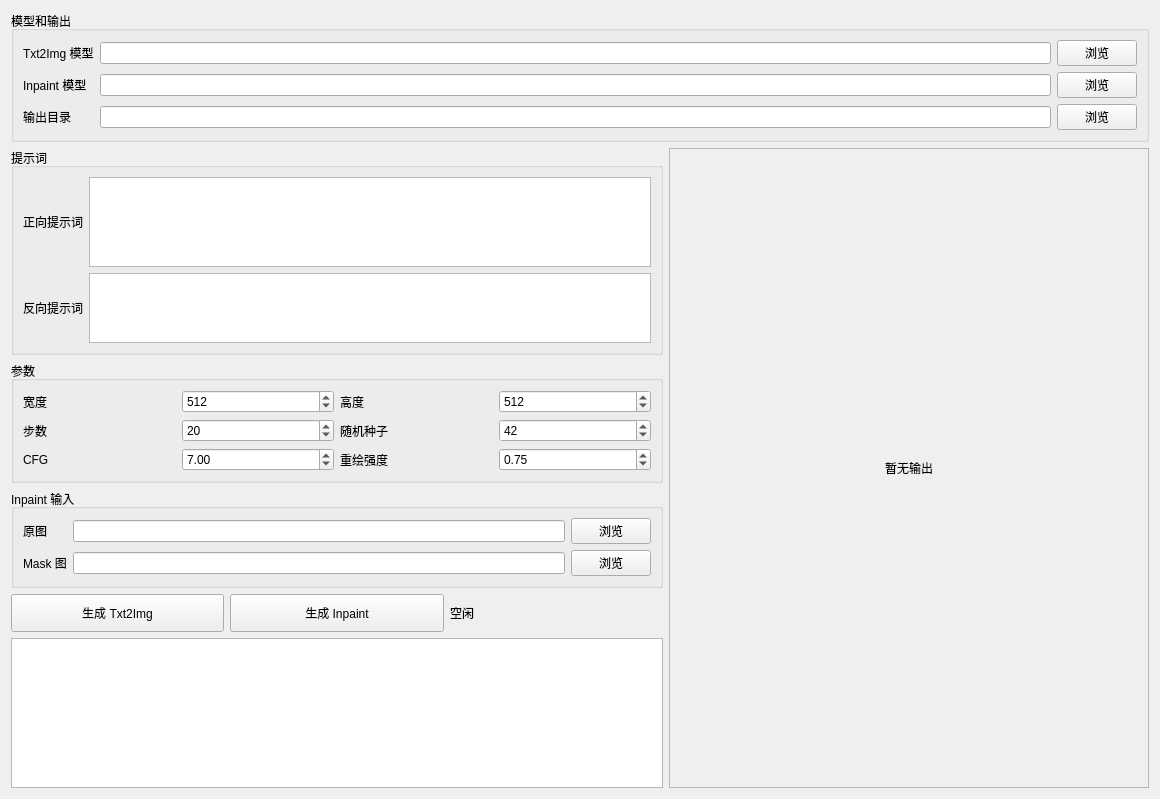
HaiwenMeng/SD_Project, file TestSDDemo/widget.ui: the form before one commit.
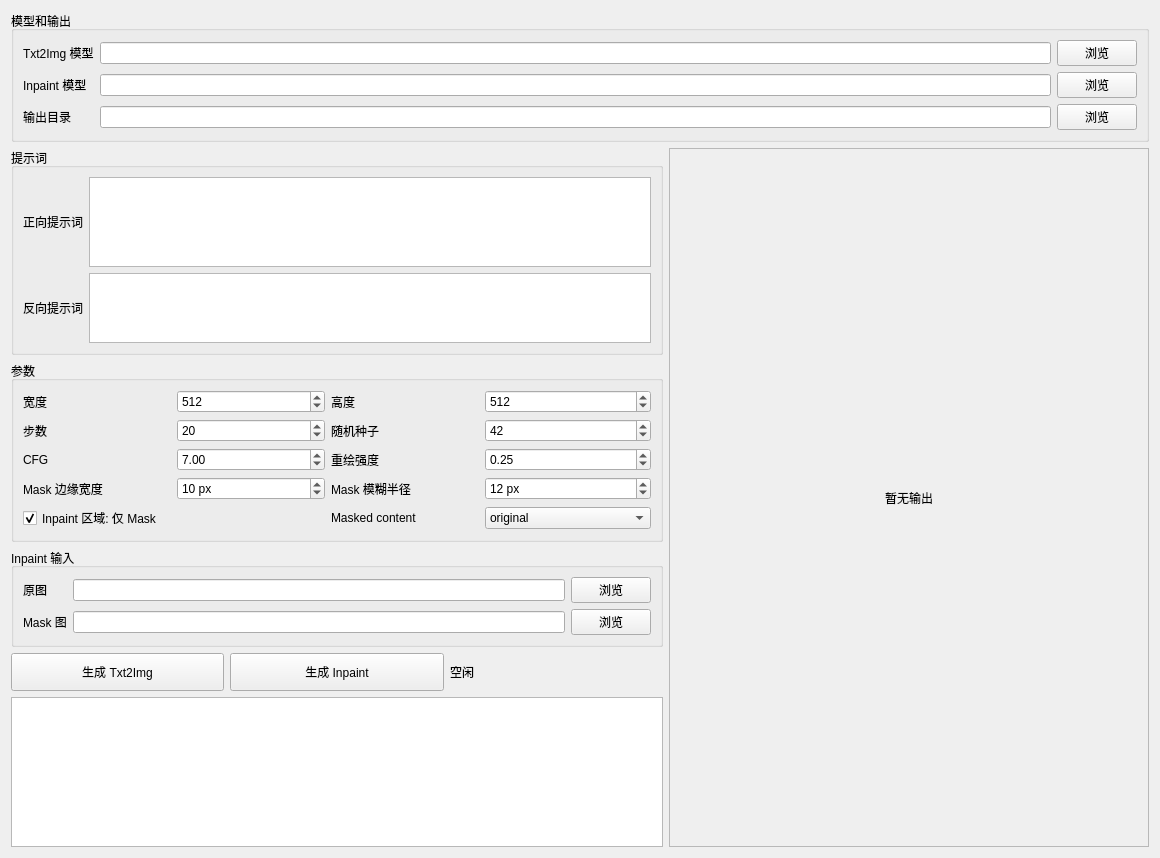
The form after the commit.

Commit message: 添加mask预处理

Patch:
```diff
--- a/TestSDDemo/widget.ui
+++ b/TestSDDemo/widget.ui
@@ -261,13 +261,90 @@
              <double>0.050000000000000</double>
             </property>
             <property name="value">
-             <double>0.750000000000000</double>
+              <double>0.250000000000000</double>
             </property>
-           </widget>
-          </item>
-         </layout>
-        </widget>
-       </item>
+            </widget>
+           </item>
+           <item row="3" column="0">
+            <widget class="QLabel" name="maskEdgeLabel">
+             <property name="text">
+              <string>Mask 边缘宽度</string>
+             </property>
+            </widget>
+           </item>
+           <item row="3" column="1">
+            <widget class="QSpinBox" name="maskEdgeSpin">
+             <property name="suffix">
+              <string> px</string>
+             </property>
+             <property name="minimum">
+              <number>0</number>
+             </property>
+             <property name="maximum">
+              <number>64</number>
+             </property>
+             <property name="value">
+              <number>10</number>
+             </property>
+            </widget>
+           </item>
+           <item row="3" column="2">
+            <widget class="QLabel" name="maskBlurLabel">
+             <property name="text">
+              <string>Mask 模糊半径</string>
+             </property>
+            </widget>
+           </item>
+           <item row="3" column="3">
+            <widget class="QSpinBox" name="maskBlurSpin">
+             <property name="suffix">
+              <string> px</string>
+             </property>
+             <property name="minimum">
+              <number>0</number>
+             </property>
+             <property name="maximum">
+              <number>64</number>
+             </property>
+             <property name="value">
+              <number>12</number>
+             </property>
+            </widget>
+           </item>
+           <item row="4" column="0" colspan="2">
+            <widget class="QCheckBox" name="onlyMaskedCheck">
+             <property name="text">
+              <string>Inpaint 区域: 仅 Mask</string>
+             </property>
+             <property name="checked">
+              <bool>true</bool>
+             </property>
+            </widget>
+           </item>
+           <item row="4" column="2">
+            <widget class="QLabel" name="maskedContentLabel">
+             <property name="text">
+              <string>Masked content</string>
+             </property>
+            </widget>
+           </item>
+           <item row="4" column="3">
+            <widget class="QComboBox" name="maskedContentCombo">
+             <item>
+              <property name="text">
+               <string>original</string>
+              </property>
+             </item>
+             <item>
+              <property name="text">
+               <string>latent noise (需重编 DLL)</string>
+              </property>
+             </item>
+            </widget>
+           </item>
+          </layout>
+         </widget>
+        </item>
        <item>
         <widget class="QGroupBox" name="inpaintInputGroup">
          <property name="title">
```
Left out of the diff: 4 changed lines with no effect on the pictures. The commit also changes 4 other files.
